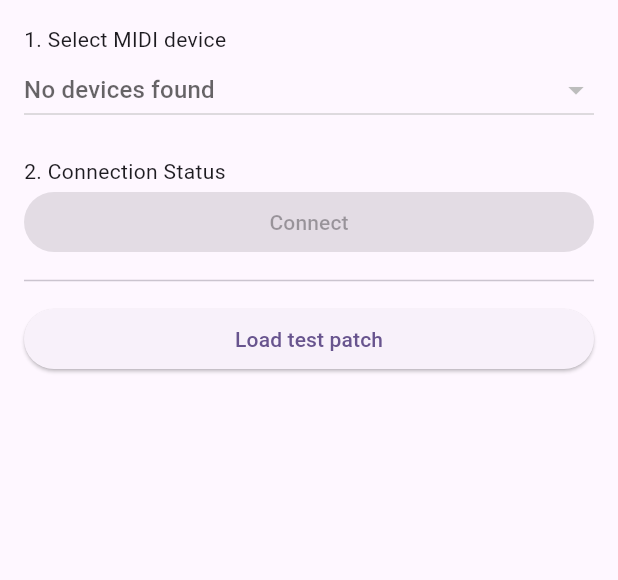
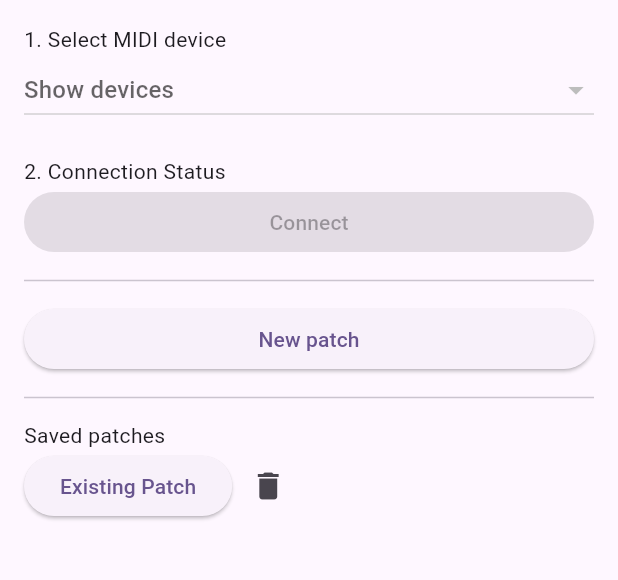
Before and after one commit to sohyphae/midroidi, a Flutter app: the screen it shows after launch, on a phone screen of 412 x 824 dp, the part 84-664 px from its top. Run offline on Flutter 3.47's test engine with Material 3 defaults, Android fonts, the phone set to English and light mode, and no system bars; our stand-ins replace flutter_riverpod; missing offline and left inert: flutter_midi_command.

Commit message:
add new and delete patches

```diff
--- a/lib/screens/library_screen.dart
+++ b/lib/screens/library_screen.dart
@@ -2,8 +2,11 @@ import 'package:flutter/material.dart';
 import 'package:flutter_midi_command/flutter_midi_command.dart';
 import 'package:flutter_riverpod/flutter_riverpod.dart';
 import 'package:midroidi/screens/patch_screen.dart';
+import 'package:uuid/uuid.dart';
 import '../providers/midi_provider.dart';
 import '../providers/patch_provider.dart';
+
+const _uuid = Uuid();
 
 class LibraryScreen extends ConsumerWidget {
   const LibraryScreen({super.key});
@@ -37,7 +40,7 @@ class LibraryScreen extends ConsumerWidget {
             DropdownButton<MidiDevice>(
               value: selectedDevice,
               isExpanded: true,
-              hint: const Text('No devices found'),
+              hint: const Text('Show devices'),
               onChanged: (MidiDevice? newValue) {
                 ref.read(midiStateProvider.notifier).selectDevice(newValue);
               },
@@ -61,24 +64,59 @@ class LibraryScreen extends ConsumerWidget {
               child: Text(midiState.isConnected ? 'Disconnect' : 'Connect'),
             ),
             const Divider(height: 30),
-            // ElevatedButton(
-            //   onPressed: () async {
-            //     await ref.read(patchProvider.notifier).newPatch();
-            //     Navigator.of(
-            //       context,
-            //     ).push(MaterialPageRoute(builder: (context) => PatchScreen()));
-            //   },
-            //   child: Text('New patch'),
-            // ),
             ElevatedButton(
-              onPressed: () {
-                print(patchState.savedPatches);
-                ref.read(patchProvider.notifier).loadPatch('test-id');
-                Navigator.of(
-                  context,
-                ).push(MaterialPageRoute(builder: (context) => PatchScreen()));
+              child: Text('New patch'),
+              onPressed: () async {
+                final newPatchId = _uuid.v4();
+                await ref.read(patchProvider.notifier).newPatch(newPatchId);
+                Navigator.of(context).push(
+                  MaterialPageRoute(
+                    builder: (context) => PatchScreen(id: newPatchId),
+                  ),
+                );
               },
-              child: Text('Load test patch'),
+            ),
+            const Divider(height: 30),
+            const Text('Saved patches'),
+            Expanded(
+              child: ListView.builder(
+                itemCount: patchState.savedPatches.length,
+                itemBuilder: (context, index) {
+                  final patch = patchState.savedPatches[index];
+                  return Column(
+                    children: [
+                      Row(
+                        children: [
+                          ElevatedButton(
+                            child: Text(patch.name),
+                            onPressed: () {
+                              ref
+                                  .read(patchProvider.notifier)
+                                  .loadPatch(patch.id);
+                              Navigator.of(context).push(
+                                MaterialPageRoute(
+                                  builder: (context) =>
+                                      PatchScreen(id: patch.id),
+                                ),
+                              );
+                            },
+                          ),
+                          IconButton(
+                            icon: const Icon(Icons.delete),
+                            onPressed: () => {
+                              ref
+                                  .read(patchProvider.notifier)
+                                  .deletePatch(patch.id),
+                            },
+                            tooltip: 'delete patch',
+                          ),
+                        ],
+                      ),
+                      const SizedBox(height: 10),
+                    ],
+                  );
+                },
+              ),
             ),
           ],
         ),
```
Also changed, not shown: lib/providers/midi_provider.dart (+4 -4 lines), lib/providers/patch_provider.dart (+37 -4 lines), lib/screens/patch_screen.dart (+39 -4 lines).
